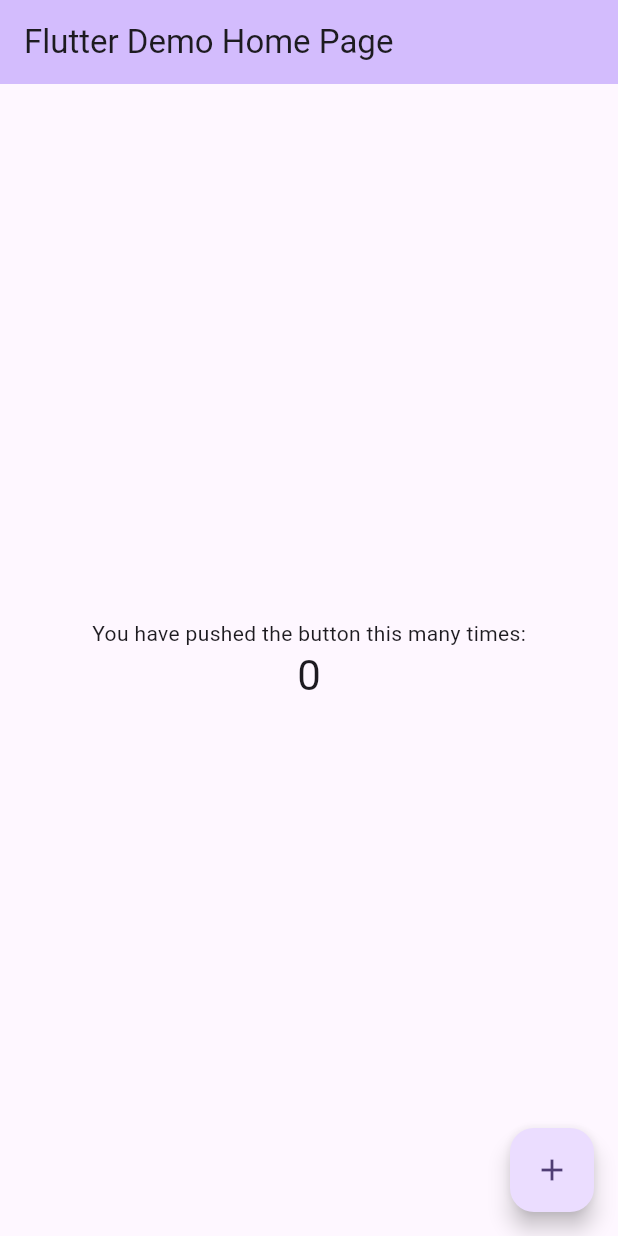
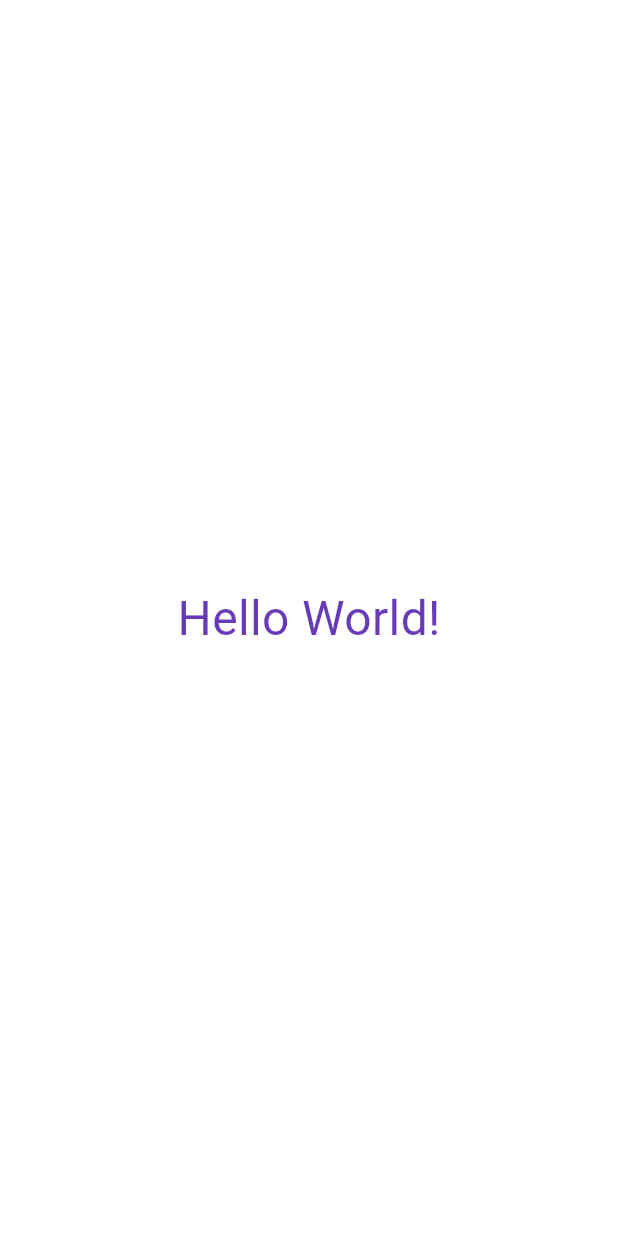
Before and after one commit to MondiraDey/my-task, a Flutter app: the screen it shows after launch, on a phone screen of 412 x 824 dp. Run offline on Flutter 3.47's test engine with Material 3 defaults, Android fonts, the phone set to English and light mode, and no system bars; Roboto replaces fonts that are missing (Lobster).

Commit message:
1st Code

```diff
--- a/lib/main.dart
+++ b/lib/main.dart
@@ -1,122 +1,40 @@
 import 'package:flutter/material.dart';
 
-void main() {
+Future<void> main() async {
+  WidgetsFlutterBinding.ensureInitialized();
   runApp(const MyApp());
 }
 
 class MyApp extends StatelessWidget {
   const MyApp({super.key});
 
-  // This widget is the root of your application.
   @override
   Widget build(BuildContext context) {
     return MaterialApp(
-      title: 'Flutter Demo',
-      theme: ThemeData(
-        // This is the theme of your application.
-        //
-        // TRY THIS: Try running your application with "flutter run". You'll see
-        // the application has a purple toolbar. Then, without quitting the app,
-        // try changing the seedColor in the colorScheme below to Colors.green
-        // and then invoke "hot reload" (save your changes or press the "hot
-        // reload" button in a Flutter-supported IDE, or press "r" if you used
-        // the command line to start the app).
-        //
-        // Notice that the counter didn't reset back to zero; the application
-        // state is not lost during the reload. To reset the state, use hot
-        // restart instead.
-        //
-        // This works for code too, not just values: Most code changes can be
-        // tested with just a hot reload.
-        colorScheme: ColorScheme.fromSeed(seedColor: Colors.deepPurple),
-      ),
-      home: const MyHomePage(title: 'Flutter Demo Home Page'),
+      title: 'Hello World App',
+      debugShowCheckedModeBanner: false,
+      home: const HomeScreen(),
     );
   }
 }
 
-class MyHomePage extends StatefulWidget {
-  const MyHomePage({super.key, required this.title});
-
-  // This widget is the home page of your application. It is stateful, meaning
-  // that it has a State object (defined below) that contains fields that affect
-  // how it looks.
-
-  // This class is the configuration for the state. It holds the values (in this
-  // case the title) provided by the parent (in this case the App widget) and
-  // used by the build method of the State. Fields in a Widget subclass are
-  // always marked "final".
-
-  final String title;
-
-  @override
-  State<MyHomePage> createState() => _MyHomePageState();
-}
-
-class _MyHomePageState extends State<MyHomePage> {
-  int _counter = 0;
-
-  void _incrementCounter() {
-    setState(() {
-      // This call to setState tells the Flutter framework that something has
-      // changed in this State, which causes it to rerun the build method below
-      // so that the display can reflect the updated values. If we changed
-      // _counter without calling setState(), then the build method would not be
-      // called again, and so nothing would appear to happen.
-      _counter++;
-    });
-  }
+class HomeScreen extends StatelessWidget {
+  const HomeScreen({super.key});
 
   @override
   Widget build(BuildContext context) {
-    // This method is rerun every time setState is called, for instance as done
-    // by the _incrementCounter method above.
-    //
-    // The Flutter framework has been optimized to make rerunning build methods
-    // fast, so that you can just rebuild anything that needs updating rather
-    // than having to individually change instances of widgets.
     return Scaffold(
-      appBar: AppBar(
-        // TRY THIS: Try changing the color here to a specific color (to
-        // Colors.amber, perhaps?) and trigger a hot reload to see the AppBar
-        // change color while the other colors stay the same.
-        backgroundColor: Theme.of(context).colorScheme.inversePrimary,
-        // Here we take the value from the MyHomePage object that was created by
-        // the App.build method, and use it to set our appbar title.
-        title: Text(widget.title),
-      ),
-      body: Center(
-        // Center is a layout widget. It takes a single child and positions it
-        // in the middle of the parent.
-        child: Column(
-          // Column is also a layout widget. It takes a list of children and
-          // arranges them vertically. By default, it sizes itself to fit its
-          // children horizontally, and tries to be as tall as its parent.
-          //
-          // Column has various properties to control how it sizes itself and
-          // how it positions its children. Here we use mainAxisAlignment to
-          // center the children vertically; the main axis here is the vertical
-          // axis because Columns are vertical (the cross axis would be
-          // horizontal).
-          //
-          // TRY THIS: Invoke "debug painting" (choose the "Toggle Debug Paint"
-          // action in the IDE, or press "p" in the console), to see the
-          // wireframe for each widget.
-          mainAxisAlignment: MainAxisAlignment.center,
-          children: <Widget>[
-            const Text('You have pushed the button this many times:'),
-            Text(
-              '$_counter',
-              style: Theme.of(context).textTheme.headlineMedium,
-            ),
-          ],
+      backgroundColor: Colors.white,
+      body: const Center(
+        child: Text(
+          'Hello World!',
+          style: TextStyle(
+            fontFamily: 'Lobster',
+            fontSize: 32,
+            color: Colors.deepPurple,
+          ),
         ),
       ),
-      floatingActionButton: FloatingActionButton(
-        onPressed: _incrementCounter,
-        tooltip: 'Increment',
-        child: const Icon(Icons.add),
-      ), // This trailing comma makes auto-formatting nicer for build methods.
     );
   }
 }
```
